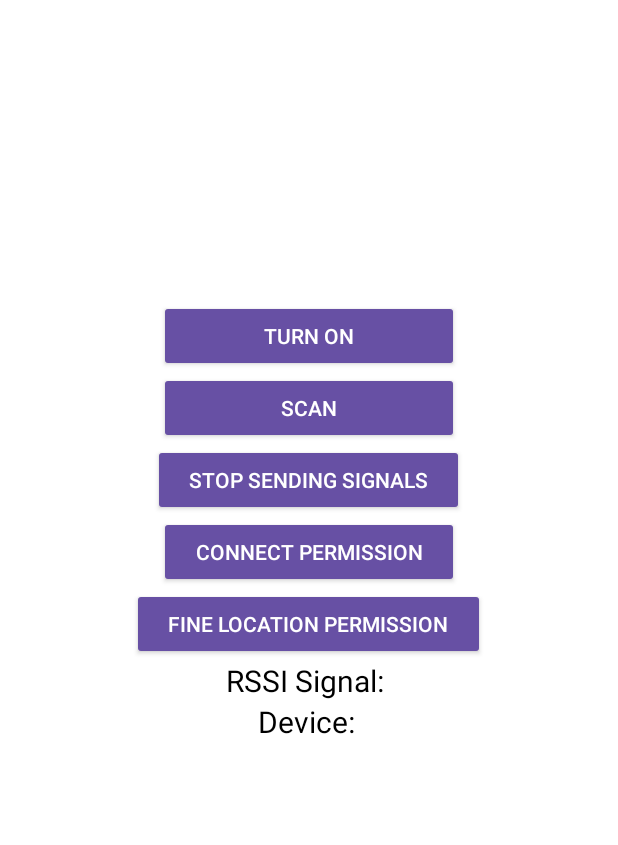
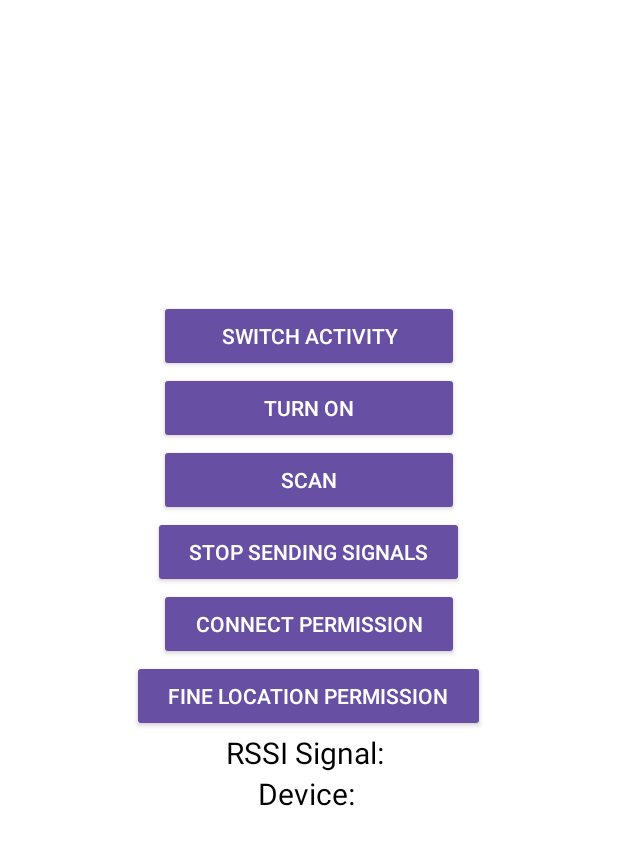
Before and after one commit to Ethan-byte196/UpdatedPatroApp, an Android app: the screen it shows after launch (MainActivity), on a phone screen of 412 x 824 dp. Shown: the top 845 px of the screen. Run offline under Robolectric (Android 15) with nearby library versions, the phone set to English and light mode, and no system bars.

```diff
--- a/app/src/main/AndroidManifest.xml
+++ b/app/src/main/AndroidManifest.xml
@@ -13,5 +13,8 @@
                 <category android:name="android.intent.category.LAUNCHER"/>
             </intent-filter>
         </activity>
+
+        <activity android:name=".ControlActivity"></activity>
+
     </application>
 </manifest>
--- a/app/src/main/java/com/example/updatedpatrolapp/MainActivity.java
+++ b/app/src/main/java/com/example/updatedpatrolapp/MainActivity.java
@@ -50,7 +50,7 @@ public class MainActivity extends AppCompatActivity {
 
     //Declare layout aspects
     TextView mStatusBlueTv, mDeviceInfoTv;
-    Button mOnBtn, mScanBtn, mOffBtn, mConnectBtn, mFineBtn;
+    Button mOnBtn, mScanBtn, mOffBtn, mConnectBtn, mFineBtn, mToControlBtn;
 
     //Codes used for requests
     private static final int REQUEST_ENABLED_BT = 1;
@@ -123,6 +123,8 @@ public class MainActivity extends AppCompatActivity {
 
                         if(result.getDevice().getName().equals("TESTING")){
                             BluetoothDevice device = result.getDevice();
+                            Log.v(TAG, "Found device");
+
                             try {
                                 // connect to the GATT server on the device
                                 bleConnect(device);
@@ -148,7 +150,7 @@ public class MainActivity extends AppCompatActivity {
         bluetoothGatt = device.connectGatt(this, false, bluetoothGattCallback);
     }
 
-
+    //TODO: Fix close()
     private void close() {
         if (bluetoothGatt == null) {
             return;
@@ -157,7 +159,10 @@ public class MainActivity extends AppCompatActivity {
         bluetoothGatt = null;
     }
 
-
+    private void switchActivities() {
+        Intent switchActivityIntent = new Intent(this, ControlActivity.class);
+        startActivity(switchActivityIntent);
+    }
 
 
     //MISC: Used to show alert messages
@@ -194,6 +199,8 @@ public class MainActivity extends AppCompatActivity {
         super.onCreate(savedInstanceState);
         setContentView(R.layout.activity_main);
 
+        //Initialize this at the beginning so that the GattCallback will be ran when needed
+        // Will start running when it detects connection change
         bluetoothGattCallback = new BluetoothGattCallback() {
 
             @Override
@@ -264,6 +271,7 @@ public class MainActivity extends AppCompatActivity {
         mFineBtn = findViewById(R.id.fineBtn);
         mStatusBlueTv = findViewById(R.id.statusBluetoothTv);
         mDeviceInfoTv = findViewById(R.id.deviceInfoTv);
+        mToControlBtn = findViewById(R.id.toControlBtn);
 
 
 
@@ -281,7 +289,13 @@ public class MainActivity extends AppCompatActivity {
             }
         }
 
-
+        //Switch activities button
+        mToControlBtn.setOnClickListener(new View.OnClickListener() {
+            @Override
+            public void onClick(View view) {
+                switchActivities();
+            }
+        });
 
 
 
--- a/app/src/main/res/layout/activity_main.xml
+++ b/app/src/main/res/layout/activity_main.xml
@@ -16,6 +16,15 @@
         android:layout_width="200dp"
         android:layout_height="200dp"/>
     <!--On button-->
+
+    <Button
+        android:id="@+id/toControlBtn"
+        style="@style/Base.Widget.AppCompat.Button.Colored"
+        android:layout_width="wrap_content"
+        android:layout_height="wrap_content"
+        android:minWidth="200dp"
+        android:text="Switch Activity"/>
+
     <Button
         android:id="@+id/onBtn"
         android:minWidth="200dp"
```
Also changed, not shown: app/src/main/java/com/example/updatedpatrolapp/ControlActivity.java (+9 -6 lines), app/src/main/res/layout/control_layout.xml (+17 -0 lines).
